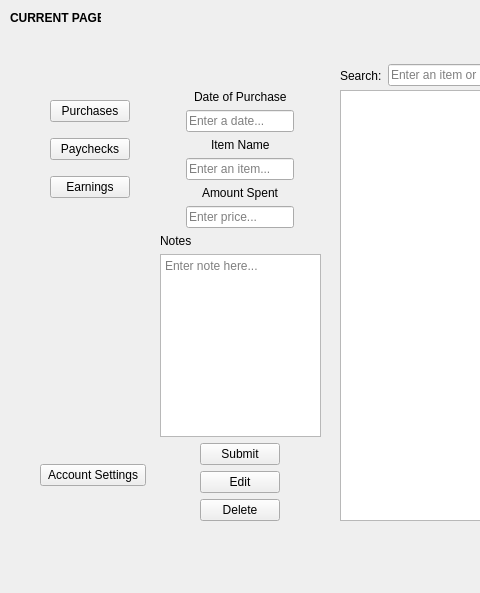
UnitedPuggs/FinanceCalculatorV2, file FinanceCalculatorV2/finance_page.ui: the form before one commit; both pictures show x 0 to 480 and y 0 to 593 of the 1198 by 593 pixel window.
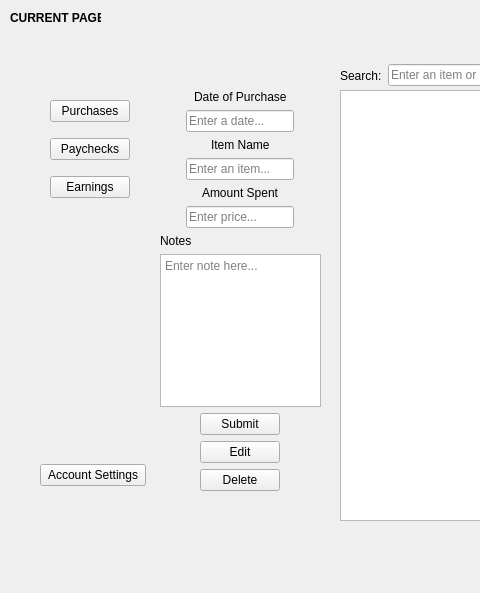
The form after the commit.

What changed in the file:
```diff
--- a/FinanceCalculatorV2/finance_page.ui
+++ b/FinanceCalculatorV2/finance_page.ui
@@ -55,10 +55,13 @@
         <x>20</x>
         <y>40</y>
         <width>161</width>
-        <height>431</height>
+        <height>401</height>
        </rect>
       </property>
       <layout class="QVBoxLayout" name="infovert">
+       <property name="sizeConstraint">
+        <enum>QLayout::SetDefaultConstraint</enum>
+       </property>
        <item>
         <layout class="QVBoxLayout" name="datevert">
          <property name="sizeConstraint">
```
Left out of the diff: 2 changed lines with no effect on the pictures.
